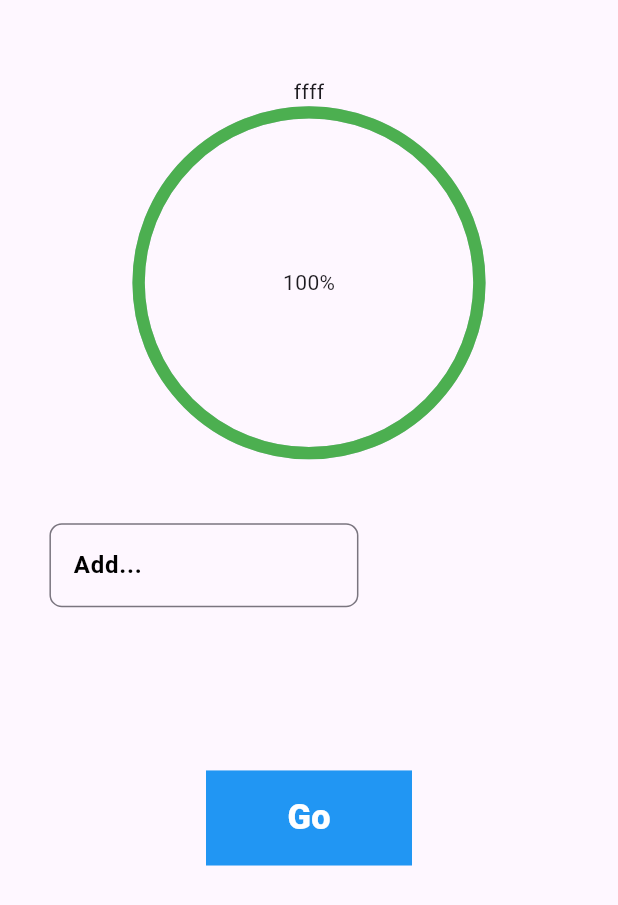
After one commit to aydinNazari/Planla, a Flutter app: the TimerScreen screen opened directly, on a phone screen of 412 x 824 dp. The commit adds this screen. Shown: the top 905 px of the screen. Run offline on Flutter 3.47's test engine with Material 2 defaults, Android fonts, the phone set to English and light mode, and no system bars; drawn by our look-alikes of percent_indicator; our stand-ins replace cached_network_image, cloud_firestore, connectivity_plus, file_picker, firebase_auth, firebase_core and 5 more; accounts and stored records are empty; network calls fail.

Commit message:
19/12/2023

```diff
--- a/lib/main.dart
+++ b/lib/main.dart
@@ -1,6 +1,7 @@
 import 'package:firebase_core/firebase_core.dart';
 import 'package:flutter/material.dart';
 import 'package:planla/controls/providersClass/provider_user.dart';
+import 'package:planla/screens/Intro_screen_page.dart';
 import 'package:planla/screens/login_signin_screen.dart';
 import 'package:planla/screens/navigator_screen.dart';
 import 'package:planla/utiles/constr.dart';
@@ -30,7 +31,7 @@ class MyApp extends StatelessWidget {
   Widget build(BuildContext context) {
     return MaterialApp(
       debugShowCheckedModeBanner: false,
-      title: 'Planla',
+      title: 'TargetToTarget',
       theme: ThemeData(
         useMaterial3: true,
         colorScheme: ColorScheme.fromSeed(seedColor: Colors.deepPurple)
--- a/lib/screens/add_screen.dart
+++ b/lib/screens/add_screen.dart
@@ -33,7 +33,7 @@ class _AddScreenState extends State<AddScreen> {
     final user = Provider.of<ProviderUser>(context, listen: false);
     return WillPopScope(
       onWillPop: () async {
-        logOutFunc(context, size, false);
+        logOutFunc(context, size, false,user);
         return false;
       },
       child: Scaffold(
--- a/lib/screens/profile_screen.dart
+++ b/lib/screens/profile_screen.dart
@@ -43,7 +43,7 @@ class _ProfileScreenState extends State<ProfileScreen> {
     return WillPopScope(
       onWillPop: () async {
         if(widget.control==false){
-          logOutFunc(context, size, false);
+          logOutFunc(context, size, false,user);
           return false;
         }else{
           Navigator.of(context).pop();
@@ -75,7 +75,7 @@ class _ProfileScreenState extends State<ProfileScreen> {
               ),
               child: InkWell(
                 onTap: () {
-                  logOutFunc(context, size, true);
+                  logOutFunc(context, size, true,user);
                 },
                 child: Icon(
                   Icons.logout,
--- /dev/null
+++ b/lib/screens/timer_screen.dart
@@ -0,0 +1,60 @@
+import 'package:flutter/material.dart';
+import 'package:percent_indicator/percent_indicator.dart';
+import 'package:planla/widgets/add_textfield_widget.dart';
+
+import '../widgets/button_loginsignin_widget.dart';
+
+class TimerScreen extends StatefulWidget {
+  const TimerScreen({Key? key}) : super(key: key);
+
+  @override
+  State<TimerScreen> createState() => _TimerScreenState();
+}
+
+class _TimerScreenState extends State<TimerScreen> {
+  @override
+  Widget build(BuildContext context) {
+    Size size = MediaQuery.of(context).size;
+    return Scaffold(
+      body: SingleChildScrollView(
+        child: Column(
+          crossAxisAlignment: CrossAxisAlignment.start,
+          children: [
+            SizedBox(
+              height: size.height / 20,
+            ),
+            SizedBox(
+              width: size.width,
+              height: size.height / 3,
+              child: CircularPercentIndicator(
+                radius: size.height / 7,
+                lineWidth: size.width / 50,
+                percent: 1,
+                center: const Text("100%"),
+                reverse: true,
+                animation: true,
+                header: const Text('ffff'),
+                progressColor: Colors.green,
+              ),
+            ),
+            Padding(
+              padding: EdgeInsets.only(
+                  left: size.height / 25, top: size.height / 25),
+              child: SizedBox(
+                width: size.width / 2,
+                height: size.height / 5,
+                child: AddTextfieldWidget(onSubmit: (v) {}),
+              ),
+            ),
+            Padding(
+              padding:
+                  EdgeInsets.only(left: size.width / 3, right: size.width / 3),
+              child:
+                  const LoginSigninButtonWidget(color: Colors.blue, txt: 'Go'),
+            )
+          ],
+        ),
+      ),
+    );
+  }
+}
--- a/lib/widgets/profile_img_widget.dart
+++ b/lib/widgets/profile_img_widget.dart
@@ -36,6 +36,7 @@ class ProgileImgWidget extends StatelessWidget {
             print(error.toString());
             return Icon(
               CupertinoIcons.person,
+              color: Colors.black,
               size: size.width / 4,
             );
           },
```
Also changed, not shown: lib/controls/firebase/auth.dart (+18 -16 lines), lib/screens/Intro_screen_page.dart (added, +136 -0 lines), lib/screens/home_screen.dart (+8 -1 lines), lib/screens/login_signin_screen.dart (+4 -3 lines), lib/screens/navigator_screen.dart (+23 -18 lines), lib/screens/progress_screen.dart (deleted, +0 -58 lines), lib/utiles/constr.dart (+23 -16 lines), lib/widgets/addpage_card_widget.dart (+7 -6 lines), lib/widgets/intro_screen_widget.dart (added, +80 -0 lines).
